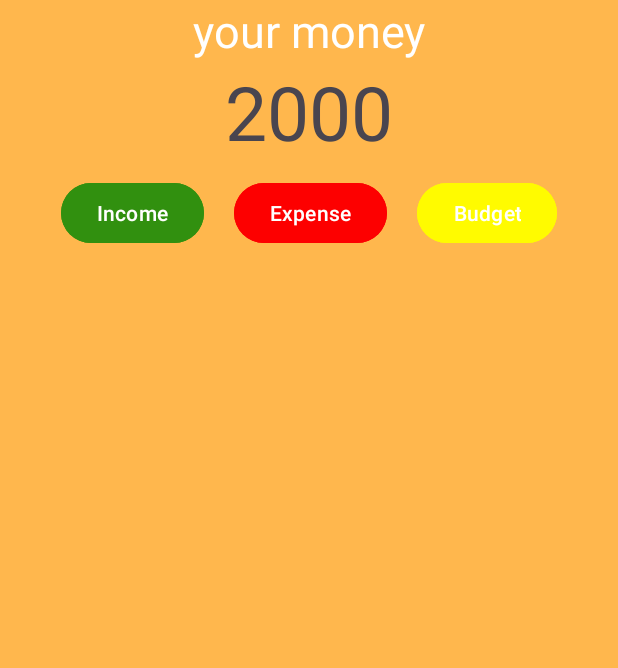
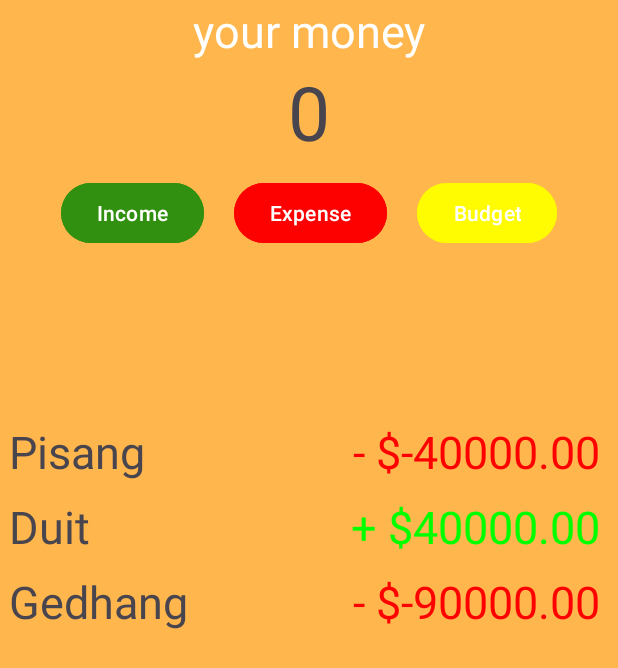
Before and after one commit to RoeRL/WhereTheMoneyApp, an Android app: the screen it shows after launch (MainActivity), on a phone screen of 412 x 824 dp. Shown: the top 668 px of the screen. Run offline under Robolectric (Android 15) with nearby library versions, the phone set to English and light mode, and no system bars.

Commit message:
[AE] Build recycler view and adapter

```diff
--- /dev/null
+++ b/app/src/main/java/com/example/wheremymoneyappkotlin/HistoryTransaction.kt
@@ -0,0 +1,4 @@
+package com.example.wheremymoneyappkotlin
+
+data class HistoryTransaction(val itemLabel: String, val itemValue: Double) {
+}
--- /dev/null
+++ b/app/src/main/java/com/example/wheremymoneyappkotlin/HistoryTransactionAdapater.kt
@@ -0,0 +1,40 @@
+package com.example.wheremymoneyappkotlin
+
+import android.view.LayoutInflater
+import android.view.View
+import android.view.ViewGroup
+import android.widget.TextView
+import androidx.core.content.ContextCompat
+import androidx.recyclerview.widget.RecyclerView
+import kotlin.math.abs
+
+class HistoryTransactionAdapater(private val transaction: ArrayList<HistoryTransaction>) :
+    RecyclerView.Adapter<HistoryTransactionAdapater.TransactionHolder>() {
+    class TransactionHolder(view: View): RecyclerView.ViewHolder(view){
+        val itemLabel:TextView = view.findViewById(R.id.label)
+        val itemValue:TextView = view.findViewById(R.id.price)
+    }
+
+    override fun onCreateViewHolder(parent: ViewGroup, viewType: Int): TransactionHolder {
+        val view = LayoutInflater.from(parent.context).inflate(R.layout.transaction_history, parent, false)
+        return TransactionHolder(view)
+    }
+
+    override fun onBindViewHolder(holder: TransactionHolder, position: Int) {
+        val transaction = transaction[position]
+        val context = holder.itemValue.context
+
+        if (transaction.itemValue >= 0){
+            holder.itemValue.text = "+ $%.2f".format(abs(transaction.itemValue))
+            holder.itemValue.setTextColor(ContextCompat.getColor(context, R.color.green))
+        }else{
+            holder.itemValue.text = "- $%.2f".format(transaction.itemValue)
+            holder.itemValue.setTextColor(ContextCompat.getColor(context, R.color.red))
+        }
+        holder.itemLabel.text= transaction.itemLabel
+    }
+
+    override fun getItemCount(): Int {
+        return transaction.size
+    }
+}
--- a/app/src/main/java/com/example/wheremymoneyappkotlin/MainActivity.kt
+++ b/app/src/main/java/com/example/wheremymoneyappkotlin/MainActivity.kt
@@ -5,40 +5,33 @@ import android.os.Bundle
 import android.widget.Button
 import android.widget.TextView
 import android.widget.Toast
+import androidx.recyclerview.widget.LinearLayoutManager
+import androidx.recyclerview.widget.RecyclerView
+
 
 class MainActivity : AppCompatActivity() {
+    private lateinit var transactions : ArrayList<HistoryTransaction>
+    private lateinit var adapter: HistoryTransactionAdapater
+    private lateinit var linearLayoutManager : LinearLayoutManager
+
+    private lateinit var recyclerView: RecyclerView
     override fun onCreate(savedInstanceState: Bundle?) {
         super.onCreate(savedInstanceState)
         setContentView(R.layout.activity_main)
 
-        val increaseButton = findViewById<Button>(R.id.incomeButton)
-        val expenseButton = findViewById<Button>(R.id.expenseButton)
+        transactions = arrayListOf(
+            HistoryTransaction("Pisang", -40000.00),
+            HistoryTransaction("Duit", 40000.00),
+            HistoryTransaction("Gedhang", -90000.00)
 
-        val valueMoney = findViewById<TextView>(R.id.moneyValue)
+        )
 
-        //Get initMoney Data from database:
-        var initMoney = 2000
+        adapter = HistoryTransactionAdapater(transactions)
+        linearLayoutManager = LinearLayoutManager(this)
 
-
-        valueMoney.text = initMoney.toString()
-        increaseButton.setOnClickListener {
-            initMoney += 200
-            //input Data to Database
-            valueMoney.text = initMoney.toString()
-        }
-
-        expenseButton.setOnClickListener {
-            initMoney -= 100
-            //Input Data to database
-            valueMoney.text = initMoney.toString()
-        }
-
-
-
-
-
-        //TODO: Make a Input Button Function and Expense
-        //TODO: Layout For Input Data, Expense Data
+        recyclerView = findViewById(R.id.recyclerView)
+        recyclerView.layoutManager = linearLayoutManager
+        recyclerView.adapter = adapter
 
     }
 }
--- a/app/src/main/res/layout/activity_main.xml
+++ b/app/src/main/res/layout/activity_main.xml
@@ -59,6 +59,12 @@
 
                     android:backgroundTint="#FFFB00"/>
             </LinearLayout>
+
+            <androidx.recyclerview.widget.RecyclerView
+                android:layout_width="match_parent"
+                android:layout_height="wrap_content"
+                android:layout_marginTop="100dp"
+                android:id="@+id/recyclerView"/>
         </LinearLayout>
     </RelativeLayout>
 
--- /dev/null
+++ b/app/src/main/res/layout/transaction_history.xml
@@ -0,0 +1,26 @@
+<?xml version="1.0" encoding="utf-8"?>
+<LinearLayout xmlns:android="http://schemas.android.com/apk/res/android"
+    android:layout_width="match_parent"
+    android:layout_height="50dp"
+    android:gravity="center_vertical"
+    android:clickable="true"
+    android:background="?selectableItemBackground">
+
+    <TextView
+        android:layout_width="wrap_content"
+        android:layout_height="wrap_content"
+        android:text="item"
+        android:id="@+id/label"
+        android:textSize="30sp"
+        android:layout_marginStart="6dp"
+        android:layout_weight="1"/>
+
+    <TextView
+        android:layout_width="wrap_content"
+        android:layout_height="wrap_content"
+        android:textSize="30sp"
+        android:layout_marginEnd="12dp"
+        android:id="@+id/price"
+        android:text="value"/>
+
+</LinearLayout>
--- a/app/src/main/res/values/colors.xml
+++ b/app/src/main/res/values/colors.xml
@@ -2,6 +2,8 @@
 <resources>
     <color name="black">#FF000000</color>
     <color name="white">#FFFFFFFF</color>
+    <color name="green">#00FF00</color>
+    <color name="red">#FF0000</color>
 
     <color name="myprimary">#31900F</color>
     <color name="mysecondary">#FFB74D</color>
```
